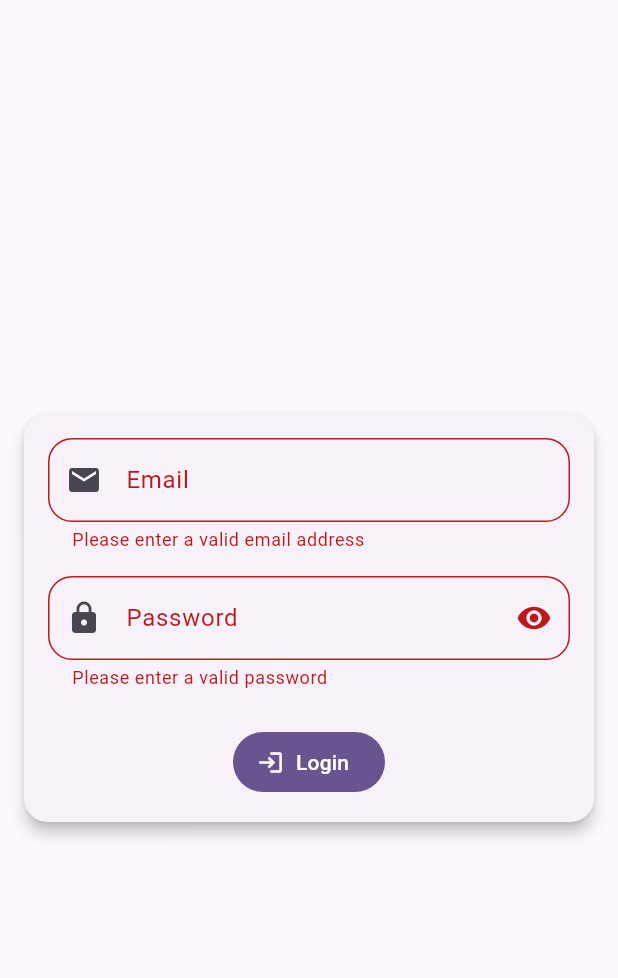
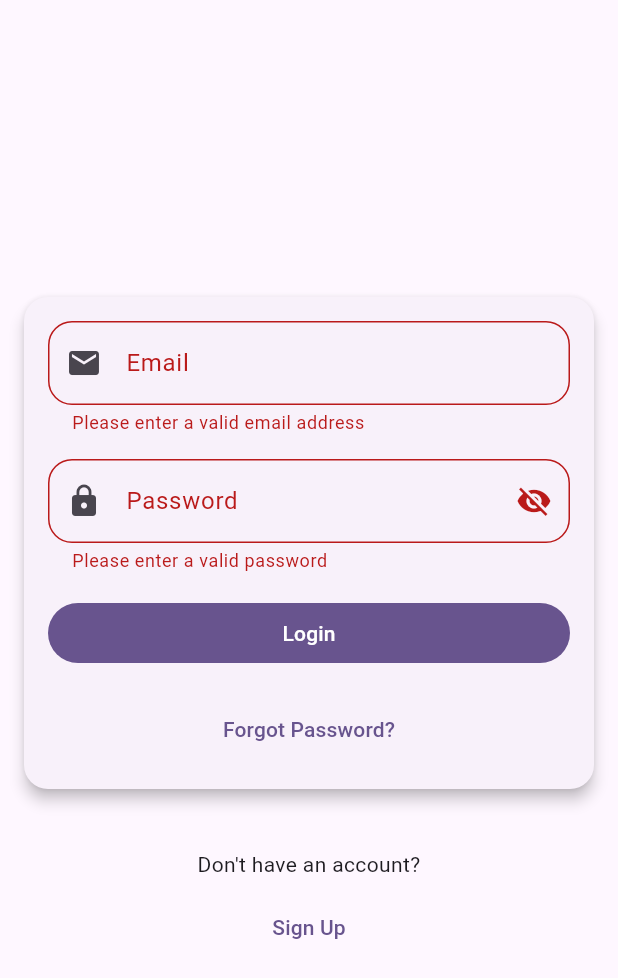
Before and after one commit to skyhouse11/todo_app, a Flutter app: the screen it shows after launch, after a tap on "Login", on a phone screen of 412 x 824 dp. Shown: the top 978 px of the screen. Run offline on Flutter 3.47's test engine with Material 3 defaults, Android fonts, the phone set to English and light mode, and no system bars; our stand-ins replace flutter_dotenv, flutter_hooks, flutter_riverpod, freezed_annotation, go_router, hooks_riverpod and 2 more; accounts and stored records are empty; generated files the repository leaves out were written again.

Commit message:
feat: replaced with supabase, actually finished login, added init

```diff
--- a/lib/main.dart
+++ b/lib/main.dart
@@ -1,22 +1,19 @@
 import 'package:flutter/material.dart';
-import 'package:flutter_dotenv/flutter_dotenv.dart';
 import 'package:flutter_riverpod/flutter_riverpod.dart';
-import 'package:todo_app/views/auth/login_page.dart';
+import 'package:todo_app/routing/router.dart';
 
 void main() async {
   WidgetsFlutterBinding.ensureInitialized();
 
-  await dotenv.load(fileName: "appwrite_config.env");
-
   runApp(ProviderScope(child: const App()));
 }
 
-class App extends StatelessWidget {
+class App extends ConsumerWidget {
   const App({super.key});
 
   @override
-  Widget build(BuildContext context) {
-    return MaterialApp(
+  Widget build(BuildContext context, WidgetRef ref) {
+    return MaterialApp.router(
       title: 'Todo App',
       debugShowCheckedModeBanner: false,
       theme: ThemeData(
@@ -33,7 +30,7 @@ class App extends StatelessWidget {
         ),
         useMaterial3: true,
       ),
-      home: LoginPage(),
+      routerConfig: ref.watch(routerProvider),
     );
   }
 }
--- /dev/null
+++ b/lib/routing/router.dart
@@ -0,0 +1,9 @@
+import 'package:go_router/go_router.dart';
+import 'package:riverpod_annotation/riverpod_annotation.dart';
+import 'package:todo_app/routing/routes.dart';
+
+part 'router.g.dart';
+
+@riverpod
+GoRouter router(Ref ref) =>
+    GoRouter(routes: $appRoutes, initialLocation: '/init');
--- /dev/null
+++ b/lib/services/supabase_service.dart
@@ -0,0 +1,36 @@
+import 'package:supabase_flutter/supabase_flutter.dart';
+import 'package:flutter_dotenv/flutter_dotenv.dart';
+import 'package:riverpod_annotation/riverpod_annotation.dart';
+
+part 'supabase_service.g.dart';
+
+class SupabaseService {
+  late final SupabaseClient _client;
+
+  SupabaseClient get client => _client;
+  GoTrueClient get auth => _client.auth;
+
+  // Configuration
+  late final String _supabaseUrl;
+  late final String _supabaseAnonKey;
+
+  void getConfig() {
+    _supabaseUrl = dotenv.get('SUPABASE_URL');
+    _supabaseAnonKey = dotenv.get('SUPABASE_ANON_KEY');
+  }
+
+  Future<void> init() async {
+    getConfig();
+    final supabase = await Supabase.initialize(
+      url: _supabaseUrl,
+      anonKey: _supabaseAnonKey,
+    );
+
+    _client = supabase.client;
+  }
+}
+
+@Riverpod(keepAlive: true)
+SupabaseService supabaseService(Ref ref) {
+  return SupabaseService();
+}
--- a/lib/viewmodel/auth_viewmodel.dart
+++ b/lib/viewmodel/auth_viewmodel.dart
@@ -1,6 +1,6 @@
 import 'package:riverpod_annotation/riverpod_annotation.dart';
 import 'package:todo_app/repositories/auth_repository.dart';
-import 'package:appwrite/models.dart';
+import 'package:supabase_flutter/supabase_flutter.dart';
 
 part 'auth_viewmodel.g.dart';
 
--- /dev/null
+++ b/lib/viewmodel/init_viewmodel.dart
@@ -0,0 +1,26 @@
+import 'package:flutter_dotenv/flutter_dotenv.dart';
+import 'package:riverpod_annotation/riverpod_annotation.dart';
+import 'package:todo_app/routing/router.dart';
+import 'package:todo_app/services/supabase_service.dart';
+
+part 'init_viewmodel.g.dart';
+
+@riverpod
+class InitViewModel extends _$InitViewModel {
+  @override
+  void build() {
+    init();
+    return;
+  }
+
+  Future<void> init() async {
+    try {
+      await dotenv.load(fileName: "supabase_config.env");
+      await ref.read(supabaseServiceProvider).init();
+    } catch (error) {
+      print(error);
+    }
+
+    ref.read(routerProvider).go('/login');
+  }
+}
--- a/lib/views/auth/login_page.dart
+++ b/lib/views/auth/login_page.dart
@@ -1,11 +1,13 @@
 import 'package:flutter/material.dart';
 import 'package:flutter_hooks/flutter_hooks.dart';
 import 'package:hooks_riverpod/hooks_riverpod.dart';
+import 'package:todo_app/routing/routes.dart';
 import 'package:todo_app/utils/border_radius_size.dart';
 import 'package:todo_app/utils/paddings.dart';
 import 'package:todo_app/utils/regex_ext.dart';
 import 'package:todo_app/utils/use_error_dialog.dart';
 import 'package:todo_app/viewmodel/auth_viewmodel.dart';
+import 'package:todo_app/views/auth/widget/auth_form_field.dart';
 
 class LoginPage extends HookConsumerWidget {
   const LoginPage({Key? key}) : super(key: key);
@@ -19,8 +21,6 @@ class LoginPage extends HookConsumerWidget {
     final emailFocusNode = useFocusNode();
     final passwordFocusNode = useFocusNode();
 
-    final isPasswordVisible = useState(false);
-
     final authViewModel = ref.watch(authViewModelProvider);
     final authViewModelAsync = ref.watch(authViewModelProvider.notifier);
 
@@ -29,6 +29,8 @@ class LoginPage extends HookConsumerWidget {
     return Scaffold(
       body: Column(
         mainAxisAlignment: MainAxisAlignment.center,
+        crossAxisAlignment: CrossAxisAlignment.stretch,
+
         children: [
           Card(
             elevation: 4,
@@ -41,8 +43,9 @@ class LoginPage extends HookConsumerWidget {
               child: Form(
                 key: formKey,
                 child: Column(
+                  crossAxisAlignment: CrossAxisAlignment.stretch,
                   children: [
-                    TextFormField(
+                    AuthFormField(
                       focusNode: emailFocusNode,
                       keyboardType: TextInputType.emailAddress,
                       validator: (value) {
@@ -54,19 +57,12 @@ class LoginPage extends HookConsumerWidget {
                         }
                         return null;
                       },
-                      decoration: InputDecoration(
-                        prefixIcon: Icon(Icons.email),
-                        labelText: 'Email',
-                        border: OutlineInputBorder(
-                          borderRadius: BorderRadius.circular(
-                            BorderRadiusSize.medium,
-                          ),
-                        ),
-                      ),
                       controller: emailController,
+                      prefixIcon: Icon(Icons.email),
+                      labelText: 'Email',
                     ),
                     SizedBox(height: Paddings.medium),
-                    TextFormField(
+                    AuthFormField(
                       focusNode: passwordFocusNode,
                       keyboardType: TextInputType.visiblePassword,
                       validator: (value) {
@@ -78,31 +74,13 @@ class LoginPage extends HookConsumerWidget {
                         }
                         return null;
                       },
-                      decoration: InputDecoration(
-                        prefixIcon: Icon(Icons.lock),
-                        labelText: 'Password',
-                        border: OutlineInputBorder(
-                          borderRadius: BorderRadius.circular(
-                            BorderRadiusSize.medium,
-                          ),
-                        ),
-                        suffixIcon: IconButton(
-                          icon: Icon(
-                            isPasswordVisible.value
-                                ? Icons.visibility_off
-                                : Icons.visibility,
-                          ),
-                          onPressed: () {
-                            isPasswordVisible.value = !isPasswordVisible.value;
-                          },
-                        ),
-                      ),
                       controller: passwordController,
-                      obscureText: !isPasswordVisible.value,
+                      prefixIcon: Icon(Icons.lock),
+                      labelText: 'Password',
+                      toObscureText: true,
                     ),
-                    SizedBox(height: Paddings.large),
-                    FilledButton.icon(
-                      icon: Icon(Icons.login),
+                    SizedBox(height: Paddings.medium),
+                    FilledButton(
                       onPressed: () async {
                         if (formKey.currentState?.validate() == true) {
                           emailFocusNode.unfocus();
@@ -112,16 +90,39 @@ class LoginPage extends HookConsumerWidget {
                             emailController.text,
                             passwordController.text,
                           );
+
+                          if (authViewModel.value != null) {
+                            print('User logged in');
+                          }
                         }
                       },
-                      label:
+                      child:
                           authViewModel.isLoading
                               ? CircularProgressIndicator()
                               : Text('Login'),
                     ),
+                    SizedBox(height: Paddings.medium),
+                    TextButton(
+                      onPressed: () {
+                        ForgotPasswordRoute().go(context);
+                      },
+                      child: Text('Forgot Password?'),
+                    ),
                   ],
                 ),
               ),
+            ),
+          ),
+          SizedBox(height: Paddings.large),
+          Text('Don\'t have an account?', textAlign: TextAlign.center),
+          SizedBox(height: Paddings.small),
+          Padding(
+            padding: const EdgeInsets.symmetric(horizontal: Paddings.medium),
+            child: TextButton(
+              onPressed: () {
+                SignUpRoute().go(context);
+              },
+              child: Text('Sign Up'),
             ),
           ),
         ],
--- /dev/null
+++ b/lib/views/auth/widget/auth_form_field.dart
@@ -0,0 +1,55 @@
+import 'package:flutter/material.dart';
+import 'package:flutter_hooks/flutter_hooks.dart';
+import 'package:todo_app/utils/border_radius_size.dart';
+
+class AuthFormField extends HookWidget {
+  final FocusNode? focusNode;
+  final TextInputType keyboardType;
+  final String? Function(String?)? validator;
+  final TextEditingController controller;
+  final Widget? prefixIcon;
+  final String labelText;
+  final bool toObscureText;
+
+  const AuthFormField({
+    this.focusNode,
+    required this.keyboardType,
+    required this.validator,
+    required this.controller,
+    this.prefixIcon,
+    required this.labelText,
+    this.toObscureText = false,
+    super.key,
+  });
+
+  @override
+  Widget build(BuildContext context) {
+    final obscureText = useState(toObscureText);
+
+    return TextFormField(
+      focusNode: focusNode,
+      keyboardType: keyboardType,
+      validator: validator,
+      decoration: InputDecoration(
+        prefixIcon: prefixIcon,
+        suffixIcon:
+            toObscureText
+                ? IconButton(
+                  icon: Icon(
+                    obscureText.value ? Icons.visibility_off : Icons.visibility,
+                  ),
+                  onPressed: () {
+                    obscureText.value = !obscureText.value;
+                  },
+                )
+                : null,
+        labelText: labelText,
+        border: OutlineInputBorder(
+          borderRadius: BorderRadius.circular(BorderRadiusSize.medium),
+        ),
+      ),
+      controller: controller,
+      obscureText: toObscureText ? obscureText.value : false,
+    );
+  }
+}
--- /dev/null
+++ b/lib/views/init/init_page.dart
@@ -0,0 +1,14 @@
+import 'package:flutter/material.dart';
+import 'package:hooks_riverpod/hooks_riverpod.dart';
+import 'package:todo_app/viewmodel/init_viewmodel.dart';
+
+class InitPage extends ConsumerWidget {
+  const InitPage({super.key});
+
+  @override
+  Widget build(BuildContext context, WidgetRef ref) {
+    ref.watch(initViewModelProvider);
+
+    return const Scaffold(body: Center(child: CircularProgressIndicator()));
+  }
+}
--- a/pubspec.yaml
+++ b/pubspec.yaml
@@ -12,7 +12,7 @@ dependencies:
   flutter:
     sdk: flutter
 
-  appwrite: ^17.0.1
+  supabase_flutter: ^2.3.3
   cupertino_icons: ^1.0.8
   riverpod: ^3.0.0-dev.16
   flutter_riverpod: ^3.0.0-dev.16
@@ -22,6 +22,7 @@ dependencies:
   json_annotation: ^4.9.0
   freezed_annotation: ^3.1.0
   flutter_dotenv: ^5.2.1
+  go_router: ^16.0.0
 
 dev_dependencies:
   flutter_test:
@@ -35,8 +36,9 @@ dev_dependencies:
   custom_lint: ^0.7.5
   riverpod_lint: ^3.0.0-dev.16
   freezed_lint: ^0.0.10
+  go_router_builder: ^3.0.0
 
 flutter:
   uses-material-design: true
   assets:
-    - appwrite_config.env
+    - supabase_config.env
```
Also changed, not shown: lib/repositories/auth_repository.dart (+40 -33 lines), lib/routing/routes.dart (added, +51 -0 lines), lib/services/appwrite_service.dart (deleted, +0 -48 lines), lib/viewmodel/forgot_password_viewmodel.dart (added, +19 -0 lines), lib/views/auth/forgot_password_page.dart (added, +92 -0 lines), lib/views/auth/sign_up_page.dart (+17 -0 lines), appwrite_config.env (deleted), lib/routing/router.g.dart, lib/routing/routes.g.dart (added), lib/services/supabase_service.g.dart, lib/viewmodel/forgot_password_viewmodel.g.dart (added), lib/viewmodel/init_viewmodel.g.dart (added), pubspec.lock, 7 other files.
